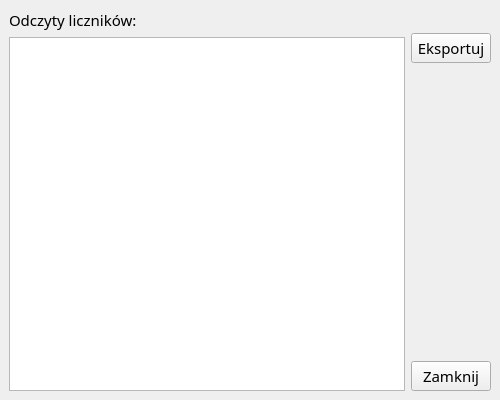
Above: counters/resources/appwindow.ui from vbert/counters before the change. Below: the same form after it.
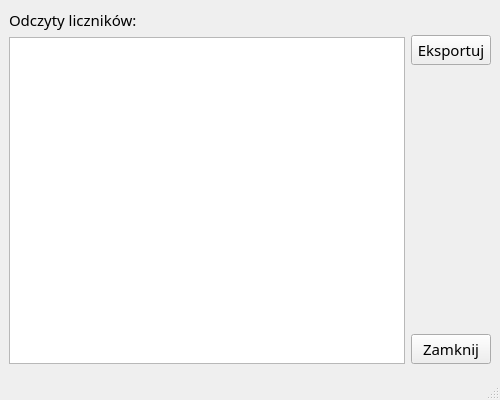
That is the form after the change. Icons and pictures are not drawn.

Diff of the .ui file:
```diff
--- a/counters/resources/appwindow.ui
+++ b/counters/resources/appwindow.ui
@@ -13,7 +13,7 @@
   <property name="font">
    <font>
     <family>Sans Serif</family>
-    <pointsize>10</pointsize>
+    <pointsize>11</pointsize>
    </font>
   </property>
   <property name="windowTitle">
@@ -131,6 +131,7 @@
     </rect>
    </property>
   </widget>
+  <widget class="QStatusBar" name="statusBar"/>
  </widget>
  <resources/>
  <connections/>
```
Left out of the diff: 2 changed lines with no effect on the pictures.
